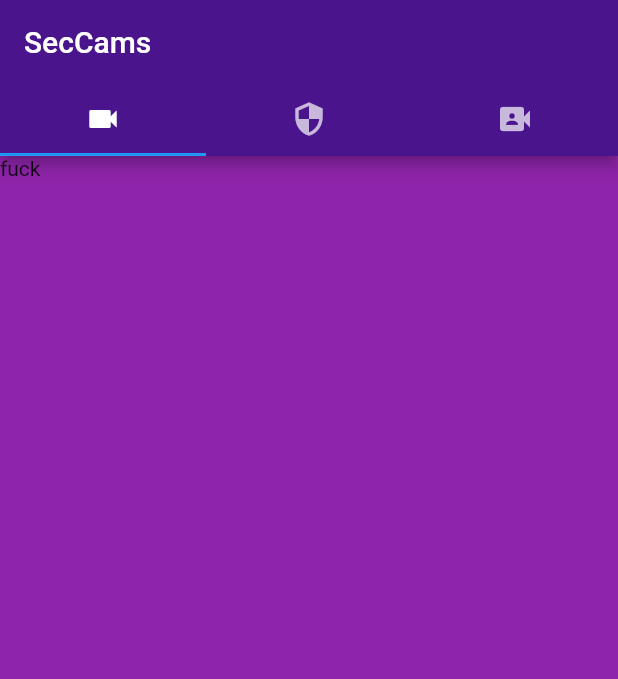
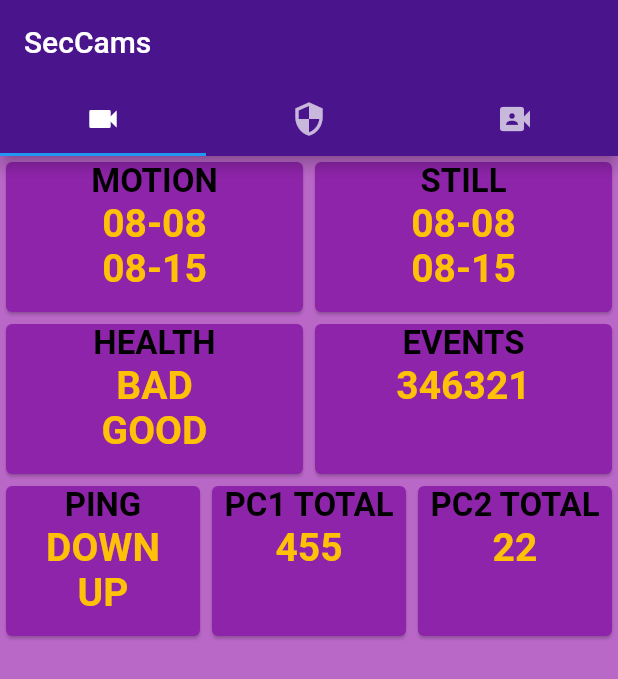
Before and after one commit to cjsmocjsmo/seccamflut, a Flutter app: the screen it shows after launch, on a phone screen of 412 x 824 dp. Shown: the top 679 px of the screen. Run offline on Flutter 3.47's test engine with Material 2 defaults, Android fonts, the phone set to English and light mode, and no system bars.

Commit message:
added to dashboard

```diff
--- /dev/null
+++ b/lib/cards/eventscard.dart
@@ -0,0 +1,38 @@
+import 'package:flutter/material.dart';
+
+class EventCard extends StatelessWidget {
+
+
+
+
+
+  @override
+  Widget build(BuildContext context) {
+    return Card(
+      borderOnForeground: true,
+      color: Colors.purple[600],
+      child: InkWell(
+
+        splashColor: Colors.lightGreen[400] ,
+        onTap: () {
+          print('Card tapped.');
+        },
+        child: SizedBox(
+          width: 250,
+          height: 100,
+          child:  ListView(
+                shrinkWrap: true,
+                children: <Widget>[
+                  Center(
+                    child: Text('EVENTS', style: TextStyle(color: Colors.black, fontWeight: FontWeight.bold, fontSize: 22.0,)),
+                  ),
+                  Center(
+                    child: Text('346321', style: TextStyle(color: Colors.amber, fontWeight: FontWeight.bold, fontSize: 26.0,)),
+                  ),
+                ]
+            ),
+          ),
+        ),
+    );
+  }
+}
--- /dev/null
+++ b/lib/cards/healthcard.dart
@@ -0,0 +1,40 @@
+import 'package:flutter/material.dart';
+
+class HealthCard extends StatelessWidget {
+
+
+
+
+
+  @override
+  Widget build(BuildContext context) {
+    return Card(
+      borderOnForeground: true,
+      color: Colors.purple[600],
+      child: InkWell(
+        splashColor: Colors.lightGreen[400] ,
+        onTap: () {
+          print('Card tapped.');
+        },
+        child: SizedBox(
+          width: 250,
+          height: 100,
+          child:  ListView(
+                shrinkWrap: true,
+                children: <Widget>[
+                  Center(
+                    child: Text('HEALTH', style: TextStyle(color: Colors.black, fontWeight: FontWeight.bold, fontSize: 22.0,)),
+                  ),
+                  Center(
+                    child: Text('BAD', style: TextStyle(color: Colors.amber, fontWeight: FontWeight.bold, fontSize: 26.0,)),
+                  ),
+                  Center(
+                    child: Text('GOOD', style: TextStyle(color: Colors.amber, fontWeight: FontWeight.bold, fontSize: 26.0,)),
+                  ),
+                ]
+            ),
+          ),
+        ),
+    );
+  }
+}
--- /dev/null
+++ b/lib/cards/motioncard.dart
@@ -0,0 +1,40 @@
+import 'package:flutter/material.dart';
+
+class MotionCard extends StatelessWidget {
+
+
+
+
+
+  @override
+  Widget build(BuildContext context) {
+    return Card(
+      borderOnForeground: true,
+      color: Colors.purple[600],
+      child: InkWell(
+        splashColor: Colors.lightGreen[400] ,
+        onTap: () {
+          print('Card tapped.');
+        },
+        child: SizedBox(
+          width: 275,
+          height: 100,
+          child: ListView(
+                children: <Widget>[
+
+                  Center(
+                    child: Text('MOTION', style: TextStyle(color: Colors.black, fontWeight: FontWeight.bold, fontSize: 22.0,)),
+                  ),
+                  Center(
+                    child: Text('08-08', style: TextStyle(color: Colors.amber, fontWeight: FontWeight.bold, fontSize: 26.0,)),
+                  ),
+                  Center(
+                    child: Text('08-15', style: TextStyle(color: Colors.amber, fontWeight: FontWeight.bold, fontSize: 26.0,)),
+                  ),
+                ]
+            ),
+          ),
+        ),
+
+  );
+}}
--- /dev/null
+++ b/lib/cards/pc1totalcard.dart
@@ -0,0 +1,38 @@
+import 'package:flutter/material.dart';
+
+class Pc1TotalCard extends StatelessWidget {
+
+
+
+
+
+  @override
+  Widget build(BuildContext context) {
+    return Card(
+      borderOnForeground: true,
+      color: Colors.purple[600],
+      child: InkWell(
+
+        splashColor: Colors.lightGreen[400] ,
+        onTap: () {
+          print('Card tapped.');
+        },
+        child: SizedBox(
+          width: 250,
+          height: 100,
+          child:  ListView(
+                shrinkWrap: true,
+                children: <Widget>[
+                  Center(
+                    child: Text('PC1 TOTAL', style: TextStyle(color: Colors.black, fontWeight: FontWeight.bold, fontSize: 22.0,)),
+                  ),
+                  Center(
+                    child: Text('455', style: TextStyle(color: Colors.amber, fontWeight: FontWeight.bold, fontSize: 26.0,)),
+                  ),
+                ]
+            ),
+          ),
+        ),
+    );
+  }
+}
--- /dev/null
+++ b/lib/cards/pc2totalcard.dart
@@ -0,0 +1,38 @@
+import 'package:flutter/material.dart';
+
+class Pc2TotalCard extends StatelessWidget {
+
+
+
+
+
+  @override
+  Widget build(BuildContext context) {
+    return Card(
+      borderOnForeground: true,
+      color: Colors.purple[600],
+      child: InkWell(
+
+        splashColor: Colors.lightGreen[400] ,
+        onTap: () {
+          print('Card tapped.');
+        },
+        child: SizedBox(
+          width: 250,
+          height: 100,
+          child:  ListView(
+                shrinkWrap: true,
+                children: <Widget>[
+                  Center(
+                    child: Text('PC2 TOTAL', style: TextStyle(color: Colors.black, fontWeight: FontWeight.bold, fontSize: 22.0,)),
+                  ),
+                  Center(
+                    child: Text('22', style: TextStyle(color: Colors.amber, fontWeight: FontWeight.bold, fontSize: 26.0,)),
+                  ),
+                ]
+            ),
+          ),
+        ),
+    );
+  }
+}
--- /dev/null
+++ b/lib/cards/pingcard.dart
@@ -0,0 +1,41 @@
+import 'package:flutter/material.dart';
+
+class PingCard extends StatelessWidget {
+
+
+
+
+
+  @override
+  Widget build(BuildContext context) {
+    return Card(
+      borderOnForeground: true,
+      color: Colors.purple[600],
+      child: InkWell(
+
+        splashColor: Colors.lightGreen[400] ,
+        onTap: () {
+          print('Card tapped.');
+        },
+        child: SizedBox(
+          width: 250,
+          height: 100,
+          child:  ListView(
+                shrinkWrap: true,
+                children: <Widget>[
+                  Center(
+                    child: Text('PING', style: TextStyle(color: Colors.black, fontWeight: FontWeight.bold, fontSize: 22.0,)),
+                  ),
+                  Center(
+                    child: Text('DOWN', style: TextStyle(color: Colors.amber, fontWeight: FontWeight.bold, fontSize: 26.0,)),
+                  ),
+                  Center(
+                    child: Text('UP', style: TextStyle(color: Colors.amber, fontWeight: FontWeight.bold, fontSize: 26.0,)),
+                  ),
+                ]
+            ),
+          ),
+        ),
+    );
+  }
+}
--- /dev/null
+++ b/lib/cards/stillcard.dart
@@ -0,0 +1,41 @@
+import 'package:flutter/material.dart';
+
+class StillCard extends StatelessWidget {
+
+
+
+
+
+  @override
+  Widget build(BuildContext context) {
+    return Card(
+      borderOnForeground: true,
+      color: Colors.purple[600],
+      child: InkWell(
+
+        splashColor: Colors.lightGreen[400] ,
+        onTap: () {
+          print('Card tapped.');
+        },
+        child: SizedBox(
+          width: 250,
+          height: 100,
+          child:  ListView(
+                children: <Widget>[
+                  Center(
+                    child: Text('STILL', style: TextStyle(color: Colors.black, fontWeight: FontWeight.bold, fontSize: 22.0,)),
+                  ),
+                  Center(
+                    child: Text('08-08', style: TextStyle(color: Colors.amber, fontWeight: FontWeight.bold, fontSize: 26.0,)),
+                  ),
+                  Center(
+                    child: Text('08-15', style: TextStyle(color: Colors.amber, fontWeight: FontWeight.bold, fontSize: 26.0,)),
+                  ),
+                ]
+            ),
+          ),
+        ),
+
+    );
+  }
+}
--- /dev/null
+++ b/lib/maincolumn.dart
@@ -0,0 +1,54 @@
+import 'package:flutter/material.dart';
+import 'cards/eventscard.dart';
+import 'cards/healthcard.dart';
+import 'cards/motioncard.dart';
+import 'cards/pingcard.dart';
+import 'cards/stillcard.dart';
+import 'cards/pc1totalcard.dart';
+import 'cards/pc2totalcard.dart';
+
+
+Widget mainColumn = Column(
+  children: <Widget>[
+    sensorRow,
+    sensor2Row,
+    sensor3Row,
+  ]
+);
+
+Widget sensorRow = Row(
+  children: <Widget>[
+    Expanded(
+      child: MotionCard(),
+    ),
+    Expanded(
+      child: StillCard(),
+    ),
+
+  ]
+);
+
+Widget sensor2Row = Row(
+  children: <Widget>[
+    Expanded(
+      child: HealthCard(),
+    ),
+    Expanded(
+      child: EventCard(),
+    ),
+  ]
+);
+
+Widget sensor3Row = Row(
+  children: <Widget>[
+    Expanded(
+      child: PingCard(),
+    ),
+    Expanded(
+      child: Pc1TotalCard(),
+    ),
+    Expanded(
+      child: Pc2TotalCard(),
+    ),
+  ]
+);
--- a/lib/mainscreen.dart
+++ b/lib/mainscreen.dart
@@ -1,7 +1,7 @@
 import 'package:flutter/material.dart';
 import 'package:http/http.dart' as http;
 import 'dart:convert';
-
+import 'maincolumn.dart';
 
 
 
@@ -86,13 +86,14 @@ class MainScreen extends StatelessWidget {
         //     FloatingActionButtonLocation.endFloat,
         body: Container(
           decoration: BoxDecoration(
-            color: Colors.purple[600],
+            color: Colors.purple[300],
           ),
           child: TabBarView(
             children: [
+              mainColumn,
               Text('fuck'),
-              Text("me"),
-               Text("again"),
+
+               mainColumn,
               // moviesListView,
               // // tvShowsListView(),
               // tvShowsListView(context),
@@ -109,6 +110,9 @@ class MainScreen extends StatelessWidget {
     return stop;
   }
 }
+
+
+// Widget motionText = Card(child: ListTile(title: Text('One-line ListTile')));
 
 // Widget moviesListView = ListView.builder(
 //   padding: const EdgeInsets.all(10.0),
```
